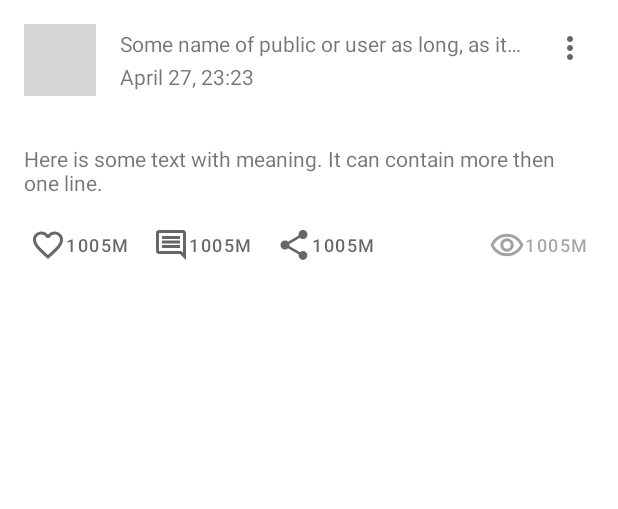
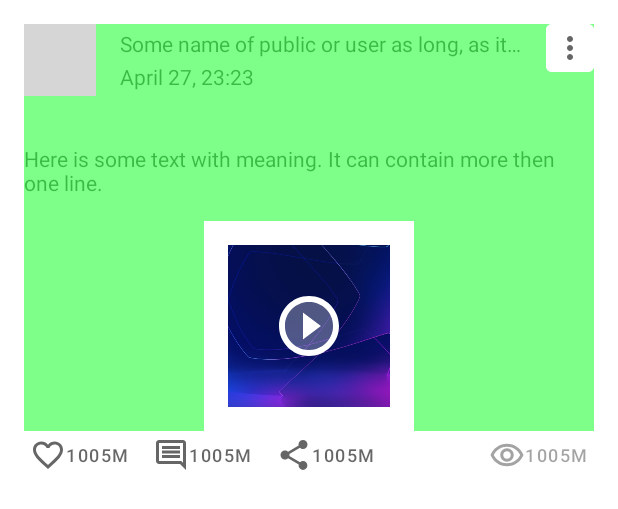
Before and after one commit to maks-x/NMedia, an Android app: the layout post.xml on its own in the app's theme, with its tools: preview values and no code run, on a phone screen of 412 x 824 dp. Shown: the top 509 px of the screen. Run offline under Robolectric (Android 15) with nearby library versions, the phone set to English and light mode, and no system bars; grey boxes are pictures that could not be loaded.

Commit message:
interim changes

```diff
--- a/app/src/main/java/ru/netology/nmedia/repository/FilePostRepository.kt
+++ b/app/src/main/java/ru/netology/nmedia/repository/FilePostRepository.kt
@@ -51,7 +51,7 @@ class FilePostRepository(
 
         val samplePosts = samplePosts(application)
 
-        this.posts = samplePosts + posts
+        this.posts = posts
     }
 
     private var newPostID = prefs.getLong(NEXT_POST_ID_PREFS_KEY, posts.size + 1L)
--- a/app/src/main/java/ru/netology/nmedia/ui/PostContentFragment.kt
+++ b/app/src/main/java/ru/netology/nmedia/ui/PostContentFragment.kt
@@ -24,7 +24,7 @@ class PostContentFragment : Fragment() {
         savedInstanceState: Bundle?
     ) = FragmentPostContentBinding.inflate(inflater, container, false)
         .also { binding ->
-            val post = navArgs<PostContentFragmentArgs>().value.emptyOrExistingPost
+            val post = navArgs<PostContentFragmentArgs>().value.post
 
             with(binding) {
                 makeVisibleAndFocus(TEXT)
--- a/app/src/main/java/ru/netology/nmedia/viewModel/PostInteractionListener.kt
+++ b/app/src/main/java/ru/netology/nmedia/viewModel/PostInteractionListener.kt
@@ -8,4 +8,5 @@ interface PostInteractionListener {
     fun onRemoveClick(postID: Long)
     fun onEditClick(post: Post)
     fun onVideoLinkClick(link: String)
+    fun onPostNavigateAreaClick(post: Post)
 }
--- a/app/src/main/res/layout/activity_main.xml
+++ b/app/src/main/res/layout/activity_main.xml
@@ -1,5 +1,5 @@
 <?xml version="1.0" encoding="utf-8"?>
-<fragment xmlns:android="http://schemas.android.com/apk/res/android"
+<androidx.fragment.app.FragmentContainerView xmlns:android="http://schemas.android.com/apk/res/android"
     xmlns:app="http://schemas.android.com/apk/res-auto"
     xmlns:tools="http://schemas.android.com/tools"
     android:id="@+id/fragmentContainer"
--- a/app/src/main/res/layout/post.xml
+++ b/app/src/main/res/layout/post.xml
@@ -6,17 +6,6 @@
     android:layout_width="match_parent"
     android:layout_height="wrap_content"
     android:padding="@dimen/common_spacing">
-
-    <ImageView
-        android:id="@+id/avatar"
-        android:layout_width="@dimen/posts_avatar_size"
-        android:layout_height="@dimen/posts_avatar_size"
-        android:layout_marginBottom="@dimen/common_spacing"
-        android:contentDescription="@string/avatar_description"
-        app:layout_constraintBottom_toTopOf="@id/top_barrier"
-        app:layout_constraintStart_toStartOf="parent"
-        app:layout_constraintTop_toTopOf="parent"
-        tools:srcCompat="@tools:sample/avatars[3]" />
 
     <TextView
         android:id="@+id/author"
@@ -45,6 +34,37 @@
         app:layout_constraintTop_toBottomOf="@id/author"
         tools:text="April 27, 23:23" />
 
+    <TextView
+        android:id="@+id/content"
+        android:layout_width="match_parent"
+        android:layout_height="wrap_content"
+        android:textIsSelectable="true"
+        app:layout_constraintBottom_toTopOf="@id/videoBarrier"
+        app:layout_constraintStart_toStartOf="parent"
+        app:layout_constraintTop_toBottomOf="@id/top_barrier"
+        tools:text="Here is some text with meaning. It can contain more then one line." />
+
+    <View
+        android:id="@+id/postNavigateArea"
+        android:layout_width="match_parent"
+        android:layout_height="0dp"
+        android:clickable="true"
+        android:focusable="true"
+        app:layout_constraintBottom_toBottomOf="@id/bottomBarrier"
+        app:layout_constraintTop_toTopOf="parent"
+        tools:background="#8100FF19" />
+
+    <ImageView
+        android:id="@+id/avatar"
+        android:layout_width="@dimen/posts_avatar_size"
+        android:layout_height="@dimen/posts_avatar_size"
+        android:layout_marginBottom="@dimen/common_spacing"
+        android:contentDescription="@string/avatar_description"
+        app:layout_constraintBottom_toTopOf="@id/top_barrier"
+        app:layout_constraintStart_toStartOf="parent"
+        app:layout_constraintTop_toTopOf="parent"
+        tools:srcCompat="@tools:sample/avatars[3]" />
+
     <com.google.android.material.button.MaterialButton
         android:id="@+id/posts_options"
         style="@style/Widget.AppTheme.PostButtonStyle"
@@ -53,7 +73,8 @@
         android:contentDescription="@string/posts_menu_description"
         app:icon="@drawable/ic_menu_24dp"
         app:layout_constraintEnd_toEndOf="parent"
-        app:layout_constraintTop_toTopOf="parent" />
+        app:layout_constraintTop_toTopOf="parent"
+        tools:backgroundTint="@android:color/white"/>
 
     <androidx.constraintlayout.widget.Barrier
         android:id="@+id/top_barrier"
@@ -62,14 +83,6 @@
         app:barrierDirection="bottom"
         app:constraint_referenced_ids="avatar,published,posts_options" />
 
-    <TextView
-        android:id="@+id/content"
-        android:layout_width="match_parent"
-        android:layout_height="wrap_content"
-        app:layout_constraintBottom_toTopOf="@id/videoBarrier"
-        app:layout_constraintStart_toStartOf="parent"
-        app:layout_constraintTop_toBottomOf="@id/top_barrier"
-        tools:text="Here is some text with meaning. It can contain more then one line." />
 
     <androidx.constraintlayout.widget.Barrier
         android:id="@+id/videoBarrier"
@@ -81,7 +94,7 @@
 
     <ImageView
         android:id="@+id/videoPreview"
-        android:layout_width="match_parent"
+        android:layout_width="wrap_content"
         android:layout_height="wrap_content"
         android:clickable="true"
         android:contentDescription="@string/play_video"
@@ -90,7 +103,9 @@
         android:src="@mipmap/ic_champ_league_logo_background"
         app:layout_constraintBottom_toBottomOf="@id/bottomBarrier"
         app:layout_constraintStart_toStartOf="parent"
-        app:layout_constraintTop_toBottomOf="@id/videoBarrier" />
+        app:layout_constraintEnd_toEndOf="parent"
+        app:layout_constraintTop_toBottomOf="@id/videoBarrier"
+        tools:background="@android:color/white"/>
 
     <ImageButton
         android:id="@+id/videoPlay"
@@ -109,7 +124,8 @@
         android:layout_width="wrap_content"
         android:layout_height="wrap_content"
         android:visibility="gone"
-        app:constraint_referenced_ids="videoPreview, videoPlay">
+        app:constraint_referenced_ids="videoPreview, videoPlay"
+        tools:visibility="visible">
 
     </androidx.constraintlayout.widget.Group>
 
```
Also changed, not shown: app/src/main/java/ru/netology/nmedia/adapter/PostsFeedAdapter.kt (+29 -6 lines), app/src/main/java/ru/netology/nmedia/ui/FeedFragment.kt (+7 -0 lines), app/src/main/java/ru/netology/nmedia/ui/MainActivity.kt (+5 -2 lines), app/src/main/java/ru/netology/nmedia/ui/PostFragment.kt (added, +42 -0 lines), app/src/main/java/ru/netology/nmedia/viewModel/PostViewModel.kt (+7 -0 lines), app/src/main/res/layout/fragment_post.xml (added, +20 -0 lines), app/src/main/res/navigation/navigation_graph.xml (+13 -1 lines), app/src/main/AndroidManifest.xml (line endings or trailing spaces), 1 other file.
